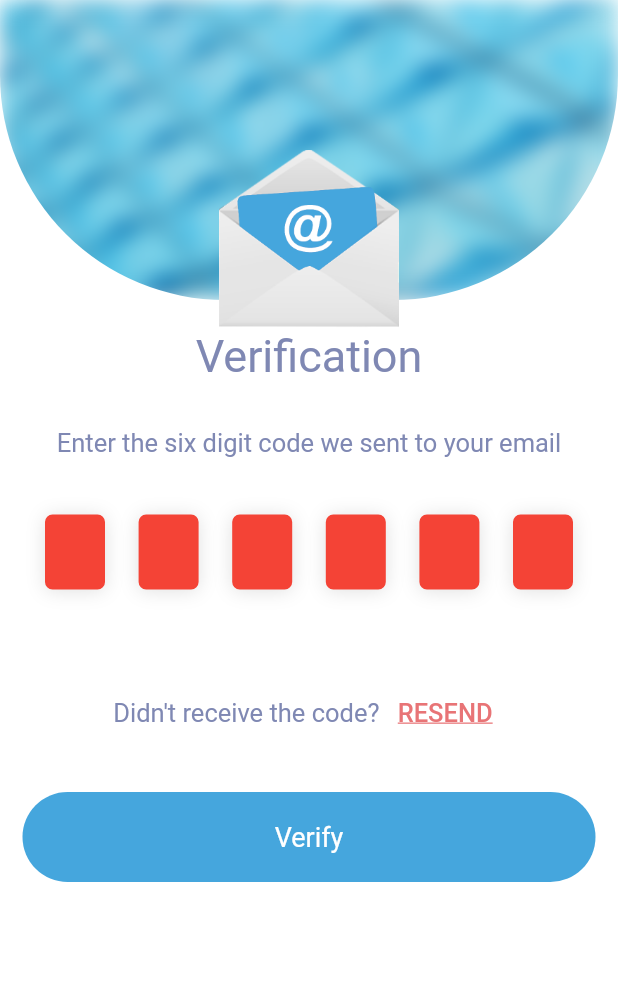
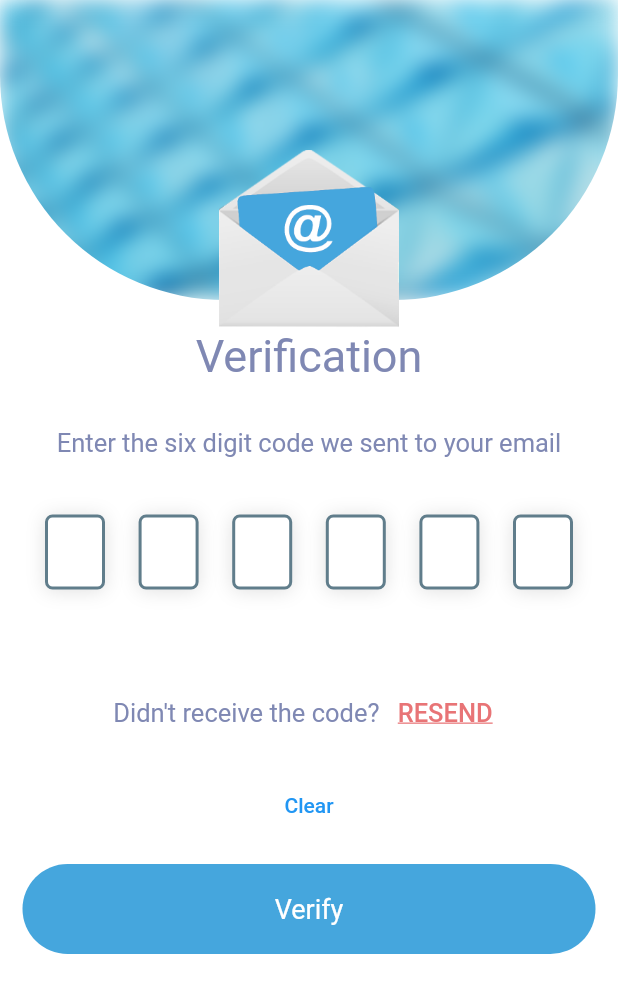
Before and after one commit to lovren43/semsark, a Flutter app: the forgetPasswordVerficationCode screen opened directly, on a phone screen of 412 x 824 dp. Shown: the top 993 px of the screen. Run offline on Flutter 3.47's test engine with Material 2 defaults, Android fonts, the phone set to English and light mode, and no system bars; drawn by our look-alikes of pin_code_fields; our stand-ins replace curved_navigation_bar, dropdown_button2, email_validator, flutter_secure_storage, geolocator, google_maps_flutter and 1 more; accounts and stored records are empty.

Commit message:
verfication code style

```diff
--- a/lib/screens/lovren_screens/passwordVerficationCode.dart
+++ b/lib/screens/lovren_screens/passwordVerficationCode.dart
@@ -153,6 +153,8 @@ class _forgetPasswordVerficationCodeState extends State<forgetPasswordVerficatio
                         fieldHeight: 50,
                         fieldWidth: 40,
                         activeFillColor: Colors.white,
+                        inactiveColor: Colors.blueGrey,
+                        inactiveFillColor: Colors.white
                       ),
                       cursorColor: Colors.black,
                       animationDuration: const Duration(milliseconds: 300),
@@ -167,12 +169,7 @@ class _forgetPasswordVerficationCodeState extends State<forgetPasswordVerficatio
                           blurRadius: 10,
                         )
                       ],
-                      onCompleted: (v) {
-                        debugPrint("Completed");
-                      },
-                      // onTap: () {
-                      //   print("Pressed");
-                      // },
+
                       onChanged: (value) {
                         debugPrint(value);
                         setState(() {
@@ -223,6 +220,13 @@ class _forgetPasswordVerficationCodeState extends State<forgetPasswordVerficatio
               const SizedBox(
                 height: 14,
               ),
+              Flexible(
+                  child: TextButton(
+                child: const Text("Clear"),
+                onPressed: () {
+                  textEditingController.clear();
+                },
+              )),
               Padding(
                padding: const EdgeInsets.all(15.0),
                       child: CustomButon(
```
Also changed, not shown: lib/screens/lovren_screens/PinCodeVerificationScreen.dart (+5 -24 lines).
